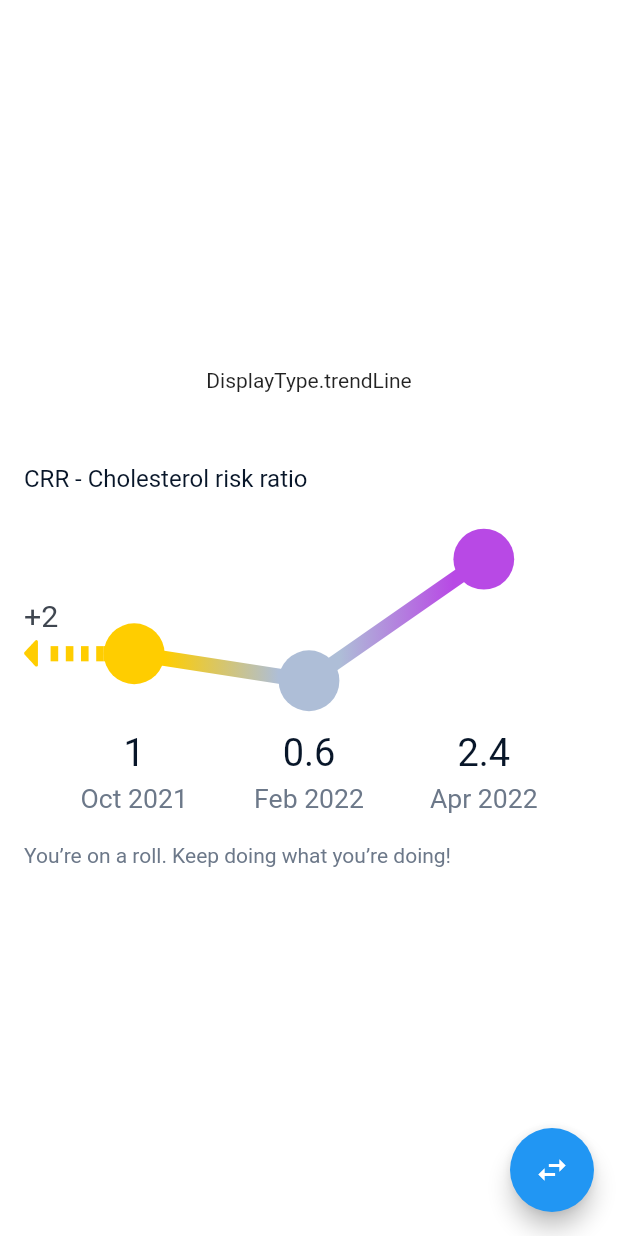
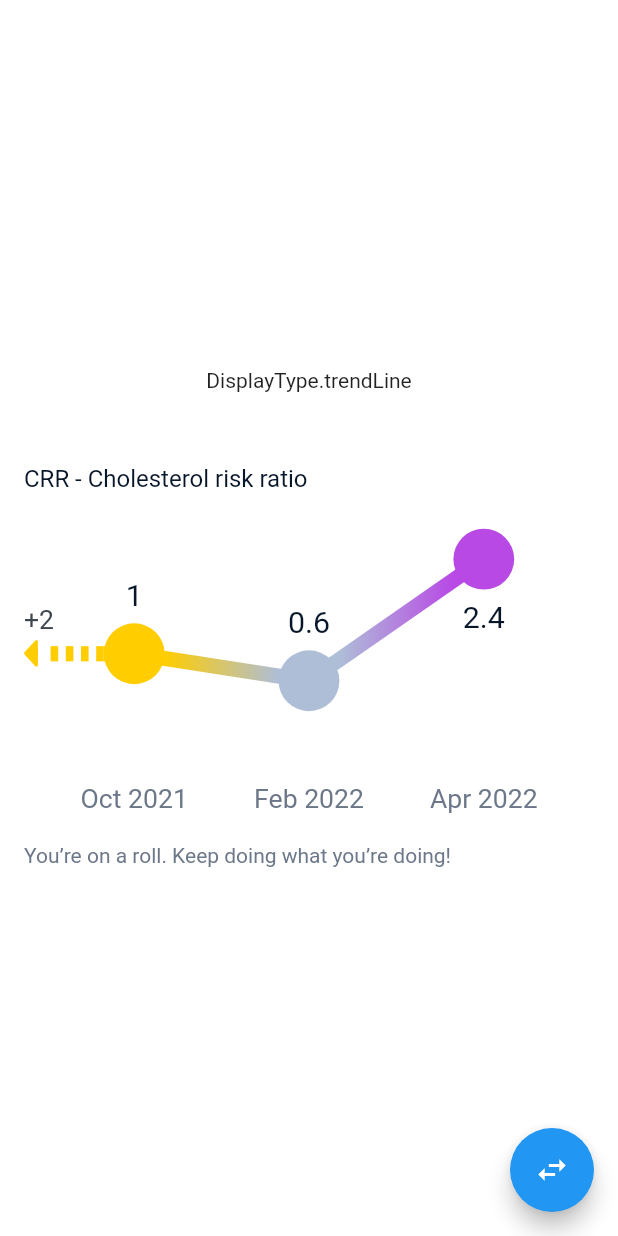
Before and after one commit to quantiome/biomarkers_ui_components, a Flutter app: the screen it shows after launch, after a tap on the "swap horiz" icon, on a phone screen of 412 x 824 dp. Run offline on Flutter 3.47's test engine with Material 2 defaults, Android fonts, the phone set to English and light mode, and no system bars; Roboto replaces fonts that are missing (avenirBook, avenirMedium).

Commit message:
* TrendLine: Moved the value text to be just above the dot (or just under it if there is no space above) rather than at the bottom. * BioMarkerCard: Updated the font style for values text in TrendLine.

```diff
--- a/lib/src/utils/text_styles.dart
+++ b/lib/src/utils/text_styles.dart
@@ -41,8 +41,14 @@ abstract class AppTextStyles {
 
   static const TextStyle biomarkerCardTrendLineValue = TextStyle(
     color: AppColors.grey900,
-    fontSize: 20,
+    fontSize: 16,
     fontFamily: AppFonts.avenirBook,
+  );
+
+  static const TextStyle biomarkerTrendLineHiddenPointsCount = TextStyle(
+    color: AppColors.grey700,
+    fontSize: 14,
+    fontFamily: AppFonts.avenirMedium,
   );
 
   static const TextStyle biomarkerUnit = TextStyle(
@@ -63,12 +69,6 @@ abstract class AppTextStyles {
     fontFamily: AppFonts.avenirBook,
   );
 
-  static const TextStyle biomarkerTrendLineHiddenPointsCount = TextStyle(
-    color: AppColors.grey700,
-    fontSize: 16,
-    fontFamily: AppFonts.avenirMedium,
-  );
-
   static const TextStyle biomarkerRangeIndicatorMinMaxValues = TextStyle(
     color: AppColors.grey600,
     fontSize: 14,
--- a/lib/src/widgets/trend_line.dart
+++ b/lib/src/widgets/trend_line.dart
@@ -299,7 +299,7 @@ class _Painter extends CustomPainter {
     required Size canvasSize,
     required _Point point,
   }) {
-    const double valueToDateVerticalPadding = 5;
+    final double valueToDotVerticalPadding = dotRadius + 5;
 
     /// Draw date
     final TextPainter dateTextPainter = canvas.layoutText(
@@ -315,12 +315,24 @@ class _Painter extends CustomPainter {
     );
 
     /// Draw value
-    canvas.layoutAndDrawText(
+    final TextPainter valueTextPainter = canvas.layoutText(
       text: point.value.toStringPretty(),
+      textStyle: valueTextStyle,
+    );
+
+    double valueTextYPosition = point.position.dy - valueToDotVerticalPadding;
+    Alignment textAnchor = Alignment.bottomCenter;
+    if (valueTextYPosition - valueTextPainter.height < 0) {
+      /// Draw the text under the dot if it is too close to the top edge.
+      valueTextYPosition = point.position.dy + valueToDotVerticalPadding;
+      textAnchor = Alignment.topCenter;
+    }
+
+    canvas.drawText(
       canvasSize: canvasSize,
-      textStyle: valueTextStyle,
-      textPosition: Offset(point.position.dx, canvasSize.height - valueToDateVerticalPadding - dateTextPainter.height),
-      anchor: Alignment.bottomCenter,
+      textPainter: valueTextPainter,
+      textPosition: Offset(point.position.dx, valueTextYPosition),
+      anchor: textAnchor,
     );
   }
 
```
Also changed, not shown: 1 other file.
